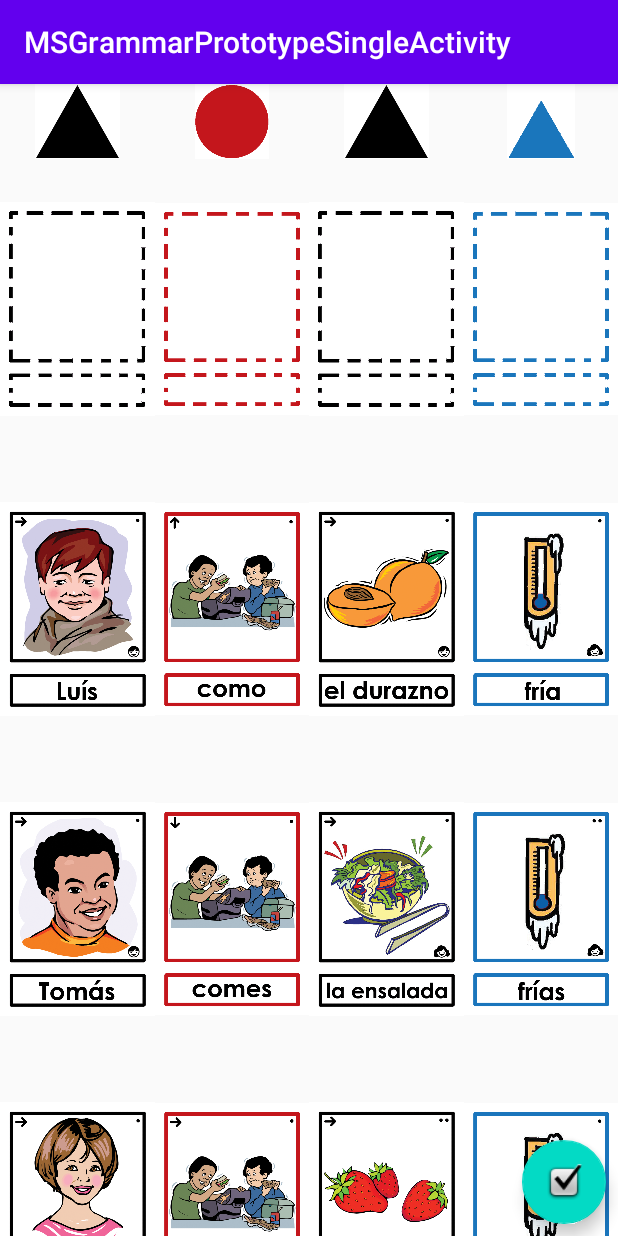
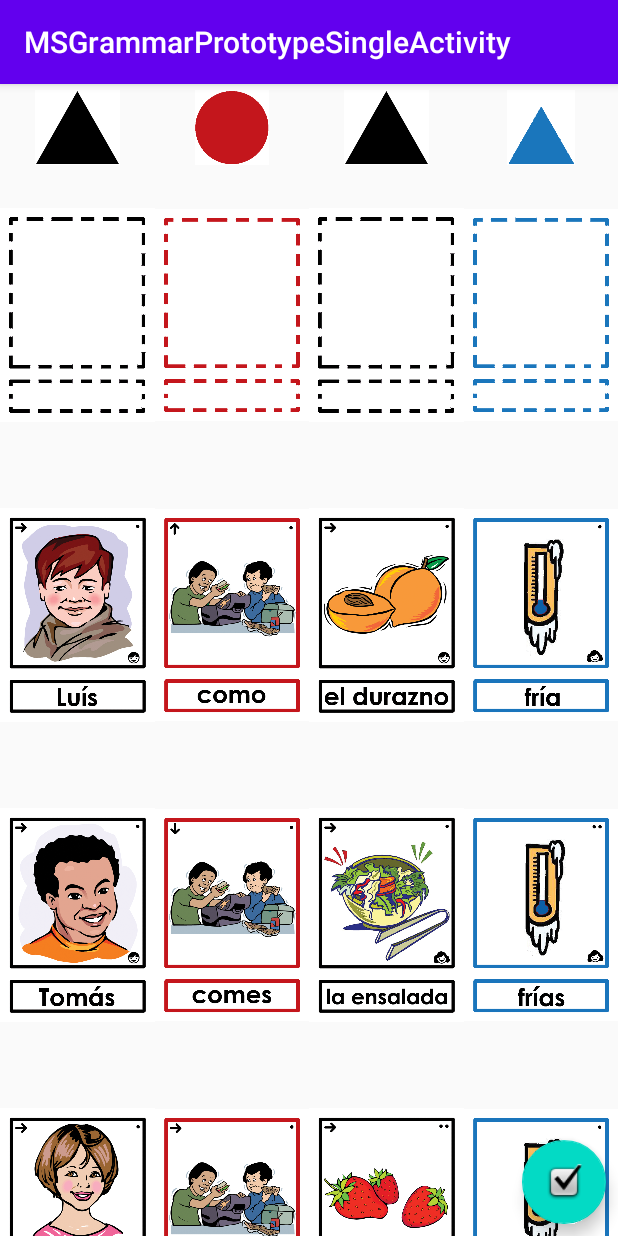
Before and after one commit to MarcoCosta55/MSGrammarPrototypeSingleActivity, an Android app: the screen it shows after launch (MainActivity), on a phone screen of 412 x 824 dp. Run offline under Robolectric (Android 15) with nearby library versions, the phone set to English and light mode, and no system bars.

Commit message:
Getting grammar check FAB to work and tweaking visuals.

```diff
--- a/app/src/main/res/layout/activity_main.xml
+++ b/app/src/main/res/layout/activity_main.xml
@@ -49,6 +49,7 @@
         android:id="@+id/imageViewProperNounSymbol"
         android:layout_width="0dp"
         android:layout_height="50dp"
+        android:layout_marginTop="4dp"
         app:layout_constraintBottom_toTopOf="@+id/imageViewSubject1"
         app:layout_constraintEnd_toStartOf="@+id/imageViewVerbSymbol"
         app:layout_constraintStart_toStartOf="parent"
@@ -59,6 +60,7 @@
         android:id="@+id/imageViewVerbSymbol"
         android:layout_width="0dp"
         android:layout_height="50dp"
+        android:layout_marginTop="4dp"
         app:layout_constraintBottom_toTopOf="@+id/imageViewVerb"
         app:layout_constraintEnd_toStartOf="@+id/imageViewNounSymbol"
         app:layout_constraintStart_toEndOf="@+id/imageViewProperNounSymbol"
@@ -69,6 +71,7 @@
         android:id="@+id/imageViewNounSymbol"
         android:layout_width="0dp"
         android:layout_height="50dp"
+        android:layout_marginTop="4dp"
         app:layout_constraintBottom_toTopOf="@+id/imageViewNoun"
         app:layout_constraintEnd_toStartOf="@+id/imageViewAdjectiveSymbol"
         app:layout_constraintStart_toEndOf="@+id/imageViewVerbSymbol"
@@ -79,6 +82,7 @@
         android:id="@+id/imageViewAdjectiveSymbol"
         android:layout_width="0dp"
         android:layout_height="50dp"
+        android:layout_marginTop="4dp"
         app:layout_constraintBottom_toTopOf="@+id/imageViewAdjective"
         app:layout_constraintEnd_toEndOf="parent"
         app:layout_constraintStart_toEndOf="@+id/imageViewNounSymbol"
```
